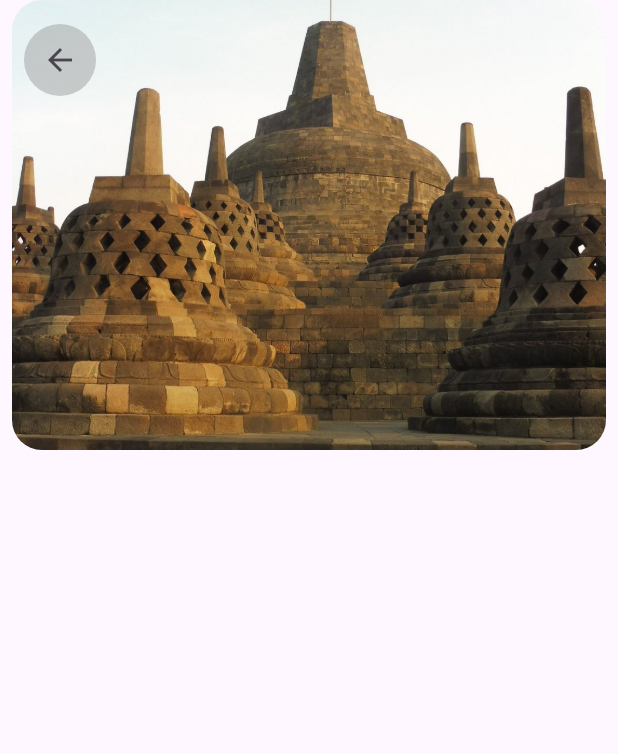
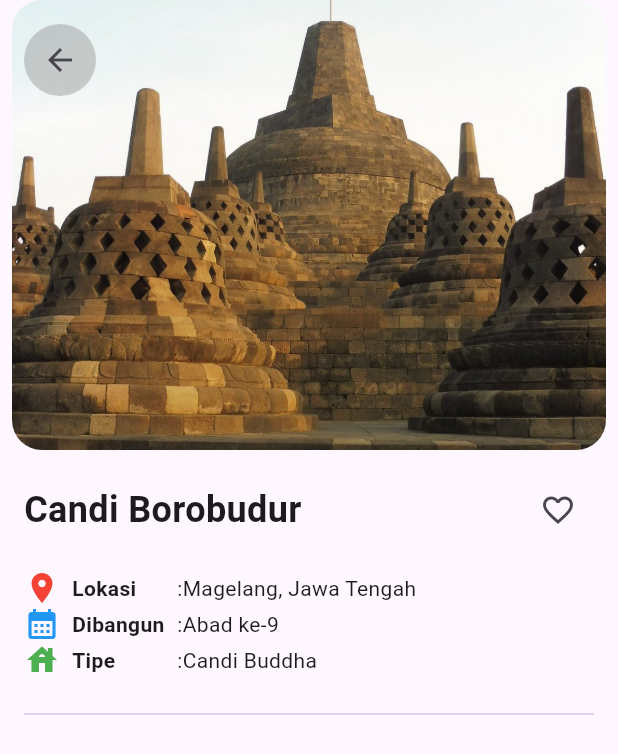
Before and after one commit to 2024-2025-Gasal-PABI-SI5B/project-wisata-candi-si5b-Jessvpb, a Flutter app: the screen it shows after launch, on a phone screen of 412 x 824 dp. Shown: the top 754 px of the screen. Run offline on Flutter 3.47's test engine with Material 3 defaults, Android fonts, the phone set to English and light mode, and no system bars.

Commit message:
Done Part 1

```diff
--- a/wisata_candi/lib/screens/detail_screen.dart
+++ b/wisata_candi/lib/screens/detail_screen.dart
@@ -36,7 +36,8 @@ class DetailScreen extends StatelessWidget {
                     shape: BoxShape.circle,
                   ),
                   child: IconButton(
-                    icon: const Icon(Icons.arrow_back), onPressed: () {  },
+                    onPressed: () {},
+                    icon: const Icon(Icons.arrow_back),
                   ),
                 ),
               ),
@@ -48,7 +49,92 @@ class DetailScreen extends StatelessWidget {
             child: Column(
               children: [
                 //Info Atas
+                SizedBox(height: 16),
+                Row(
+                  mainAxisAlignment: MainAxisAlignment.spaceBetween,
+                  children: [
+                    Text(
+                      candi.name,
+                      style: const TextStyle(
+                        fontSize: 24,
+                        fontWeight: FontWeight.bold,
+                      ),
+                    ),
+                    IconButton(
+                        onPressed: () {}, icon: Icon(Icons.favorite_border))
+                  ],
+                ),
                 //Info Tengah
+                const SizedBox(
+                  height: 16,
+                ),
+                Row(
+                  children: [
+                    const Icon(
+                      Icons.place,
+                      color: Colors.red,
+                    ),
+                    const SizedBox(
+                      width: 8,
+                    ),
+                    const SizedBox(
+                      width: 70,
+                      child: Text(
+                        'Lokasi',
+                        style: TextStyle(fontWeight: FontWeight.bold),
+                      ),
+                    ),
+                    Text(':${candi.location}'),
+                  ],
+                ),
+                Row(
+                  children: [
+                    const Icon(
+                      Icons.calendar_month,
+                      color: Colors.blue,
+                    ),
+                    const SizedBox(
+                      width: 8,
+                    ),
+                    const SizedBox(
+                      width: 70,
+                      child: Text(
+                        'Dibangun',
+                        style: TextStyle(fontWeight: FontWeight.bold),
+                      ),
+                    ),
+                    Text(':${candi.built}'),
+                  ],
+                ),
+                Row(
+                  children: [
+                    const Icon(
+                      Icons.house,
+                      color: Colors.green,
+                    ),
+                    const SizedBox(
+                      width: 8,
+                    ),
+                    const SizedBox(
+                      width: 70,
+                      child: Text(
+                        'Tipe',
+                        style: TextStyle(fontWeight: FontWeight.bold),
+                      ),
+                    ),
+                    Text(':${candi.type}'),
+                  ],
+                ),
+                //Pemisah
+                const SizedBox(
+                  height: 16,
+                ),
+                Divider(
+                  color: Colors.deepPurple.shade100,
+                ),
+                const SizedBox(
+                  height: 16,
+                )
                 //Info Bawah
               ],
             ),
```
Also changed, not shown: 3 other files.
